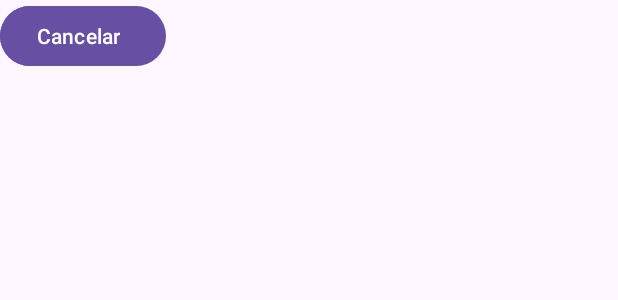
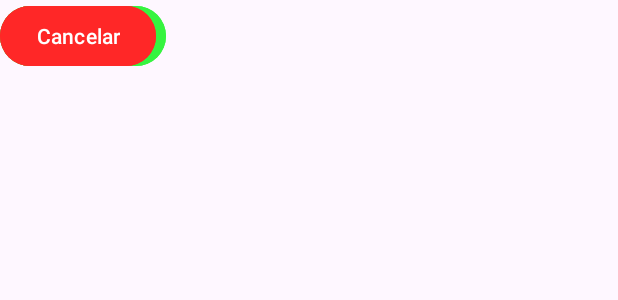
Before and after one commit to carlota06mcg/Programaci-nMultimedia, an Android app: the layout activity_main.xml on its own in the app's theme, with its tools: preview values and no code run, on a phone screen of 412 x 824 dp. Shown: the top 300 px of the screen. Run offline under Robolectric (Android 15) with nearby library versions, the phone set to English and light mode, and no system bars.

Commit message:
ejercicio3

```diff
--- a/BotonesTarea/app/src/main/res/layout/activity_main.xml
+++ b/BotonesTarea/app/src/main/res/layout/activity_main.xml
@@ -13,7 +13,8 @@
         android:layout_height="wrap_content"
         android:text="@string/continuar"
         tools:layout_editor_absoluteX="97dp"
-        tools:layout_editor_absoluteY="324dp" />
+        tools:layout_editor_absoluteY="324dp"
+        android:backgroundTint="@color/colorverde"/>
 
     <Button
         android:id="@+id/button2"
@@ -21,5 +22,6 @@
         android:layout_height="wrap_content"
         android:text="@string/cancelar"
         tools:layout_editor_absoluteX="230dp"
-        tools:layout_editor_absoluteY="324dp" />
+        tools:layout_editor_absoluteY="324dp"
+        android:backgroundTint="@color/colorrojo"/>
 </androidx.constraintlayout.widget.ConstraintLayout>
--- a/BotonesTarea/app/src/main/res/values/colors.xml
+++ b/BotonesTarea/app/src/main/res/values/colors.xml
@@ -2,4 +2,6 @@
 <resources>
     <color name="black">#FF000000</color>
     <color name="white">#FFFFFFFF</color>
+    <color name="colorverde">#36F43F</color>
+    <color name="colorrojo">#FF2727</color>
 </resources>
```
